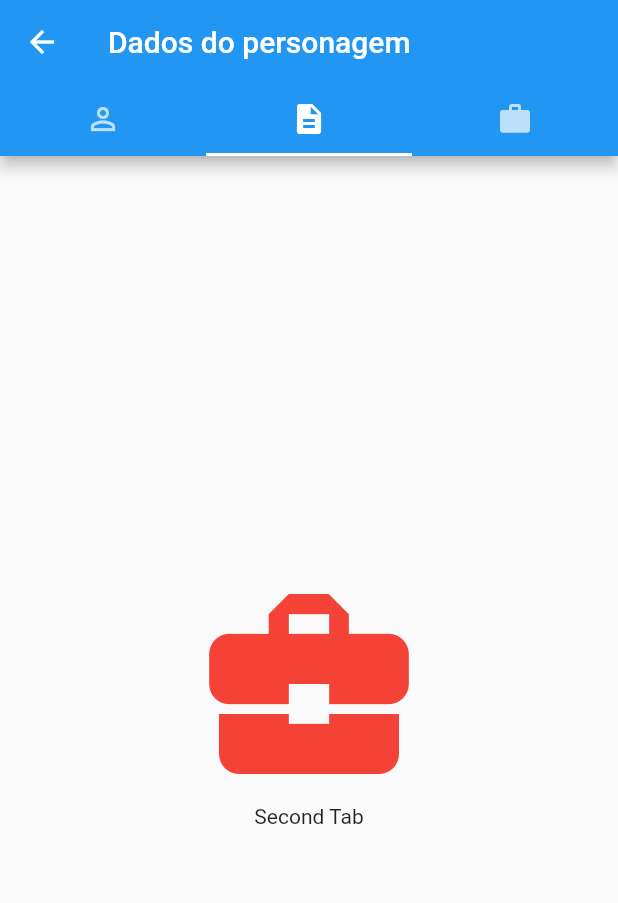
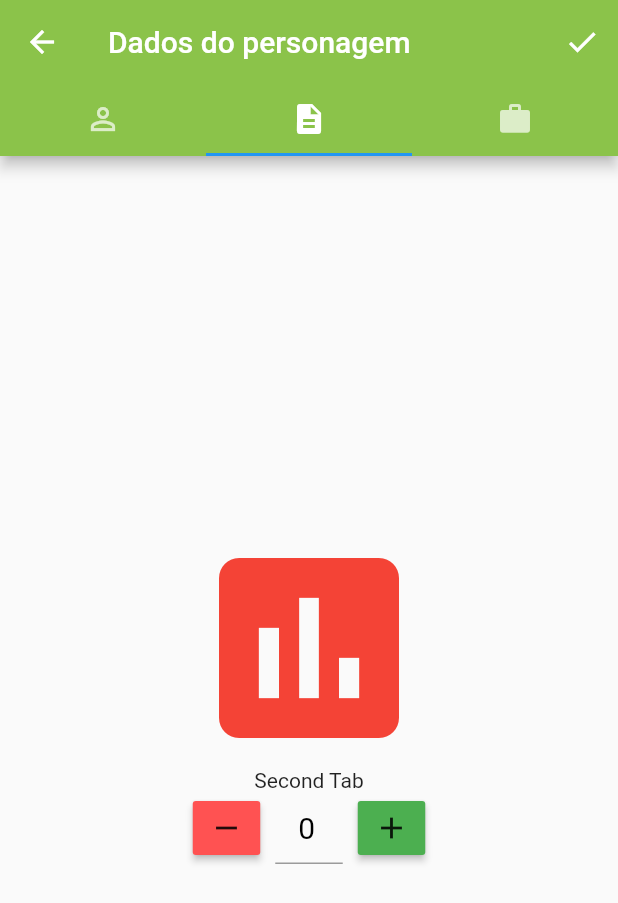
Before and after one commit to lucashilles/dnd-cs, a Flutter app: the NewSheetForm screen opened directly, tab 2 chosen, on a phone screen of 412 x 824 dp. Shown: the top 903 px of the screen. Run offline on Flutter 3.47's test engine with Material 2 defaults, Android fonts, the phone set to English and light mode, and no system bars.

Commit message:
Widget novo e pequenos ajustes

```diff
--- a/lib/newSheetForm.dart
+++ b/lib/newSheetForm.dart
@@ -10,10 +10,17 @@ class NewSheetForm extends StatefulWidget {
   _NewSheetFormState createState() => new _NewSheetFormState();
 }
 
-class _NewSheetFormState extends State<NewSheetForm> {
-  CharInfo charInfoTab = new CharInfo();
-  CharSkills charSkillsTab = new CharSkills();
-  CharEquip charEquipTab = new CharEquip();
+class _NewSheetFormState extends State<NewSheetForm>
+    with SingleTickerProviderStateMixin {
+  CharInfo _charInfoTab = new CharInfo();
+  CharSkills _charSkillsTab = new CharSkills();
+  CharEquip _charEquipTab = new CharEquip();
+
+  TabController _controller;
+
+  void _dismissKeyboard() {
+    FocusScope.of(context).requestFocus(new FocusNode());
+  }
 
   Future<bool> _closeConfirm() {
     showDialog<Null>(
@@ -43,21 +50,41 @@ class _NewSheetFormState extends State<NewSheetForm> {
   }
 
   @override
+  void initState() {
+    super.initState();
+    _controller = new TabController(length: 3, vsync: this, initialIndex: 0);
+    _controller.addListener(_dismissKeyboard);
+  }
+
+  @override
+  void dispose() {
+    _controller.dispose();
+    super.dispose();
+  }
+
+  @override
   Widget build(BuildContext context) {
     return new WillPopScope(
       onWillPop: _closeConfirm,
-      child: new DefaultTabController(
-        length: 3,
       child: new Scaffold(
         appBar: new AppBar(
-            title: new Text('Dados do personagem'),
+          title: const Text('Dados do personagem'),
+          backgroundColor: Colors.lightGreen,
+          actions: <Widget>[
+            new IconButton(
+                icon: const Icon(Icons.check),
+                onPressed: () {
+                  Navigator.pop(context);
+                }),
+          ],
           bottom: new TabBar(
+            controller: _controller,
             tabs: [
               new Tab(
-                  icon: new Icon(Icons.perm_identity),
+                icon: const Icon(Icons.perm_identity),
               ),
               new Tab(
-                  icon: new Icon(Icons.description),
+                icon: const Icon(Icons.description),
               ),
               new Tab(
                 icon: new Icon(Icons.work),
@@ -66,9 +93,9 @@ class _NewSheetFormState extends State<NewSheetForm> {
           ),
         ),
         body: TabBarView(
-              physics: new NeverScrollableScrollPhysics(),
-              children: [charInfoTab, charSkillsTab, charEquipTab]),
-        ),
+            controller: _controller,
+            physics: const NeverScrollableScrollPhysics(),
+            children: [_charInfoTab, _charSkillsTab, _charEquipTab]),
       ),
     );
   }
--- /dev/null
+++ b/lib/numberSpinner.dart
@@ -0,0 +1,91 @@
+import 'package:flutter/material.dart';
+
+enum SpinnerAction { ADD, REMOVE }
+
+class NumberSpinner extends StatefulWidget {
+  NumberSpinner(
+      {Key key,
+      this.initValue: 0,
+      this.allowNegative: true,
+      @required this.onChanged})
+      : super(key: key);
+
+  final int initValue;
+  final bool allowNegative;
+  final ValueChanged<int> onChanged;
+
+  @override
+  _NumberSpinnerState createState() => _NumberSpinnerState();
+}
+
+class _NumberSpinnerState extends State<NumberSpinner> {
+  int _value;
+
+  @override
+  void initState() {
+    super.initState();
+    _value = widget.initValue;
+  }
+
+  void _updateValue(SpinnerAction action) {
+    setState(() {
+      if (action == SpinnerAction.ADD) {
+        _value++;
+        widget.onChanged(_value);
+      } else {
+        if ((!widget.allowNegative && _value > 0) || widget.allowNegative) {
+          _value--;
+          widget.onChanged(_value);
+        }
+      }
+    });
+  }
+
+  @override
+  Widget build(BuildContext context) {
+    return new Row(
+      mainAxisAlignment: MainAxisAlignment.center,
+      children: <Widget>[
+        new SizedBox(
+          width: 45.0,
+          child: new RaisedButton(
+            child: const Icon(Icons.remove),
+            onPressed: () => _updateValue(SpinnerAction.REMOVE),
+            color: Colors.redAccent,
+            padding: const EdgeInsets.all(0.0),
+          ),
+        ),
+        new SizedBox(
+          width: 65.0,
+          child: new Container(
+            padding: const EdgeInsets.only(left: 10.0, right: 10.0),
+            child: new TextField(
+              controller: new TextEditingController(
+                text: '$_value'
+              ),
+              decoration: const InputDecoration(
+                contentPadding: const EdgeInsets.all(5.0),
+              ),
+              keyboardType: TextInputType.number,
+              textAlign: TextAlign.center,
+              style: const TextStyle(fontSize: 20.0,color: Colors.black),
+              onChanged: (String value) {
+                _value = int.parse(value);
+                widget.onChanged(_value);
+              },
+            ),
+          ),
+        ),
+        new SizedBox(
+          width: 45.0,
+          child: new RaisedButton(
+            child: const Icon(Icons.add),
+            onPressed: () => _updateValue(SpinnerAction.ADD),
+            color: Colors.green,
+            padding: const EdgeInsets.all(0.0),
+          ),
+        ),
+      ],
+    );
+  }
+}
--- a/lib/tabs/charEquip.dart
+++ b/lib/tabs/charEquip.dart
@@ -1,6 +1,6 @@
 import 'package:flutter/material.dart';
 
-class CharSkills extends StatelessWidget {
+class CharEquip extends StatelessWidget {
   @override
   Widget build(BuildContext context) {
     return new Container(
@@ -13,7 +13,7 @@ class CharSkills extends StatelessWidget {
               size: 160.0,
               color: Colors.red,
             ),
-            new Text('Second Tab'),
+            new Text('Third Tab'),
           ],
         ),
       ),
--- a/lib/tabs/charSkills.dart
+++ b/lib/tabs/charSkills.dart
@@ -1,8 +1,10 @@
+import 'package:dnd_cs/numberSpinner.dart';
 import 'package:flutter/material.dart';
 
-class CharEquip extends StatelessWidget {
+class CharSkills extends StatelessWidget {
   @override
   Widget build(BuildContext context) {
+    //TODO Adicionar formulario de habilidades
     return new Container(
       child: new Center(
         child: new Column(
@@ -13,7 +15,10 @@ class CharEquip extends StatelessWidget {
               size: 160.0,
               color: Colors.red,
             ),
-            new Text('Third Tab'),
+            new Text('Second Tab'),
+            new NumberSpinner(
+              onChanged: (T) {},
+            ),
           ],
         ),
       ),
```
Also changed, not shown: lib/main.dart (+20 -13 lines), lib/tabs/charInfo.dart (+5 -2 lines), 1 other file. Lines whose indentation alone changed are shown as unchanged.
